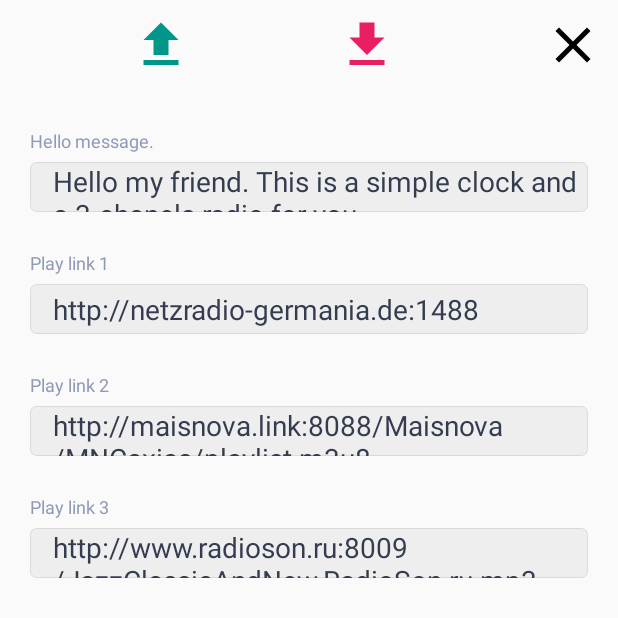
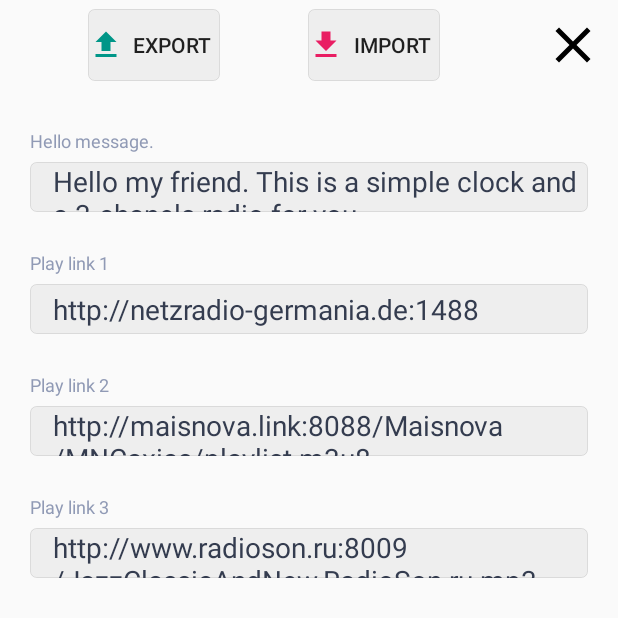
Before and after one commit to bastrakov/SimpleClockAndRadio, an Android app: the SettingActivity screen opened directly, with no data from a screen before it, on a phone screen of 412 x 824 dp, the top half of it. Run offline under Robolectric (Android 15) with nearby library versions, the light colour scheme and no system bars.

Commit message:
exp-imp btns

```diff
--- a/app/src/main/res/layout/activity_setting.xml
+++ b/app/src/main/res/layout/activity_setting.xml
@@ -10,6 +10,7 @@
     <LinearLayout
         android:layout_width="match_parent"
         android:layout_height="wrap_content"
+        android:gravity="center_vertical"
         android:orientation="horizontal">
 
         <View
@@ -17,22 +18,28 @@
             android:layout_weight="1"
             android:layout_height="1dp"/>
 
-        <ImageView
+        <Button
             android:id="@+id/setting_exp"
-            style="@style/MainBtn"
-            android:layout_alignParentRight="true"
-            android:src="@drawable/ic_export_green" />
+            android:layout_width="wrap_content"
+            android:layout_height="wrap_content"
+            android:drawableLeft="@drawable/ic_export_green"
+            android:background="@drawable/form_field_border"
+            android:text="@string/prop_export"
+            />
 
         <View
             android:layout_width="0dp"
             android:layout_weight="1"
             android:layout_height="1dp"/>
 
-        <ImageView
+        <Button
             android:id="@+id/setting_imp"
-            style="@style/MainBtn"
-            android:layout_alignParentRight="true"
-            android:src="@drawable/ic_import_red" />
+            android:layout_width="wrap_content"
+            android:layout_height="wrap_content"
+            android:drawableLeft="@drawable/ic_import_red"
+            android:background="@drawable/form_field_border"
+            android:text="@string/prop_import"
+            />
 
         <View
             android:layout_width="0dp"
--- a/app/src/main/res/values/strings.xml
+++ b/app/src/main/res/values/strings.xml
@@ -19,4 +19,7 @@
     <string name="data_loaded">Data loaded</string>
     <string name="radio_error">Radio ERROR</string>
 
+    <string name="prop_export">Export</string>
+    <string name="prop_import">Import</string>
+
 </resources>
```
Also changed, not shown: 1 other file.
